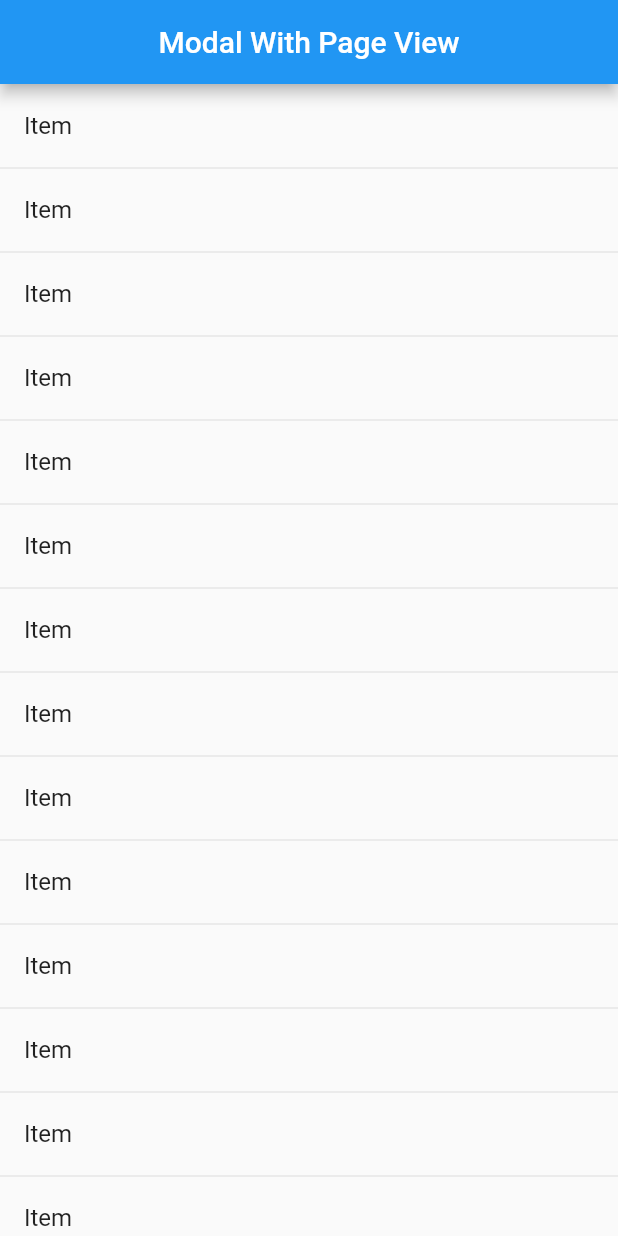
After one commit to jamesblasco/modal_bottom_sheet, a Flutter app: the ModalWithPageView screen opened directly, on a phone screen of 412 x 824 dp. The commit adds this screen. Run offline on Flutter 3.47's test engine with Material 2 defaults, Android fonts, the phone set to English and light mode, and no system bars.

Commit message:
Fix PageView horizontal scroll Add PageView Sample

```diff
--- /dev/null
+++ b/example/lib/modals/modal_with_page_view.dart
@@ -0,0 +1,34 @@
+import 'package:flutter/material.dart';
+
+class ModalWithPageView extends StatelessWidget {
+  final ScrollController scrollController;
+
+  const ModalWithPageView({Key key, this.scrollController}) : super(key: key);
+
+  @override
+  Widget build(BuildContext context) {
+    return Material(
+      child: Scaffold(
+        appBar: AppBar(
+            leading: Container(), title: Text('Modal With Page View')),
+        body: SafeArea(
+          bottom: false,
+          child: PageView(
+            children: List.generate(2, (index) => ListView(
+              shrinkWrap: true,
+              controller: scrollController,
+              children: ListTile.divideTiles(
+                context: context,
+                tiles: List.generate(
+                    100,
+                        (index) => ListTile(
+                      title: Text('Item'),
+                    )),
+              ).toList(),
+            )),
+          ),
+        ),
+      ),
+    );
+  }
+}
--- a/lib/src/bottom_sheet.dart
+++ b/lib/src/bottom_sheet.dart
@@ -259,6 +259,8 @@ class _ModalBottomSheetState extends State<ModalBottomSheet>
   void _handleScrollUpdate(ScrollNotification notification) {
     //Check if scrollController is used
     if (!_scrollController.hasClients) return;
+    //Check if there is more than 1 attached ScrollController e.g. swiping page in PageView
+    if (_scrollController.positions.length > 1) return;
 
     final scrollPosition = _scrollController.position;
 
@@ -305,7 +307,7 @@ class _ModalBottomSheetState extends State<ModalBottomSheet>
       if (dragDetails != null) {
         final duration = _startTime.difference(DateTime.now());
         _velocityTracker.addPosition(duration, Offset(0, offset));
-        _handleDragUpdate(dragDetails.primaryDelta);
+        _handleDragUpdate(dragDetails.delta.dy);
       } else if (isDragging) {
         final velocity = _velocityTracker.getVelocity().pixelsPerSecond.dy;
         _velocityTracker = null;
@@ -365,7 +367,7 @@ class _ModalBottomSheetState extends State<ModalBottomSheet>
                     delegate: _CustomBottomSheetLayout(bounceAnimation.value),
                     child: GestureDetector(
                       onVerticalDragUpdate: (details) {
-                        _handleDragUpdate(details.primaryDelta);
+                        _handleDragUpdate(details.delta.dy);
                       },
                       onVerticalDragEnd: (details) {
                         _handleDragEnd(details.primaryVelocity);
```
Also changed, not shown: example/lib/main.dart (+10 -0 lines).
